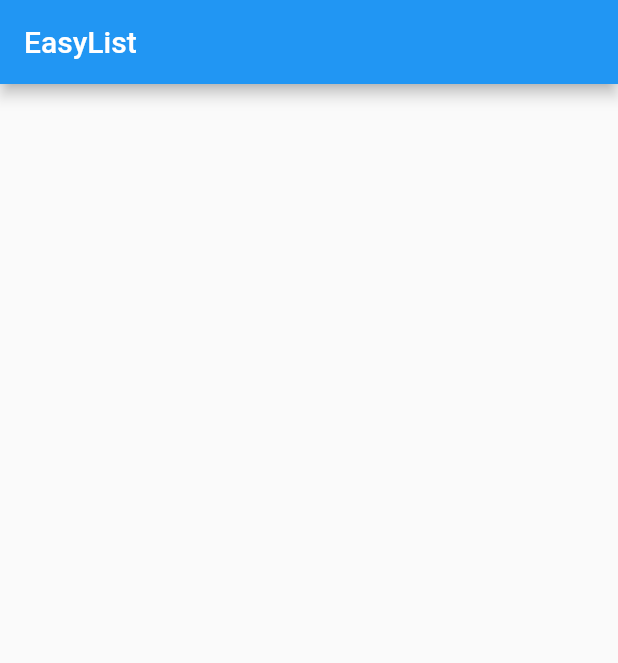
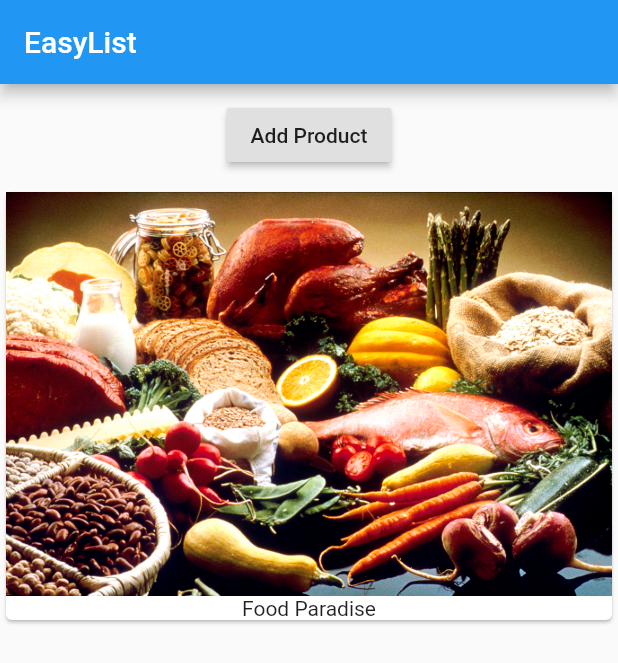
Before and after one commit to KellyMBentes/SafariFlutterCourse, a Flutter app: the screen it shows after launch, on a phone screen of 412 x 824 dp. Shown: the top 663 px of the screen. Run offline on Flutter 3.47's test engine with Material 2 defaults, Android fonts, the phone set to English and light mode, and no system bars.

Commit message:
Chapter 2 - Adding Cards & Images

```diff
--- a/first_app/lib/main.dart
+++ b/first_app/lib/main.dart
@@ -10,6 +10,23 @@ class MyApp extends StatelessWidget {
         appBar: AppBar(
           title: Text("EasyList"),
         ),
+        body: Column(
+          children: [
+            Container(
+              margin: EdgeInsets.all(10.0),
+              child: RaisedButton(
+                onPressed: () {},
+                child: Text("Add Product"),
+              ),
+            ),
+            Card(
+              child: Column(children: <Widget>[
+                Image.asset("assets/food.jpg"),
+                Text("Food Paradise")
+              ]),
+            ),
+          ],
+        ),
       ),
     );
   }
--- a/first_app/pubspec.yaml
+++ b/first_app/pubspec.yaml
@@ -41,8 +41,8 @@ flutter:
   uses-material-design: true
 
   # To add assets to your application, add an assets section, like this:
-  #assets:
-  #  - images/food.jpg
+  assets:
+    - assets/food.jpg
   #  - images/a_dot_ham.jpeg
 
   # An image asset can refer to one or more resolution-specific "variants", see
```
Also changed, not shown: first_app/assets/food.jpg (added).
